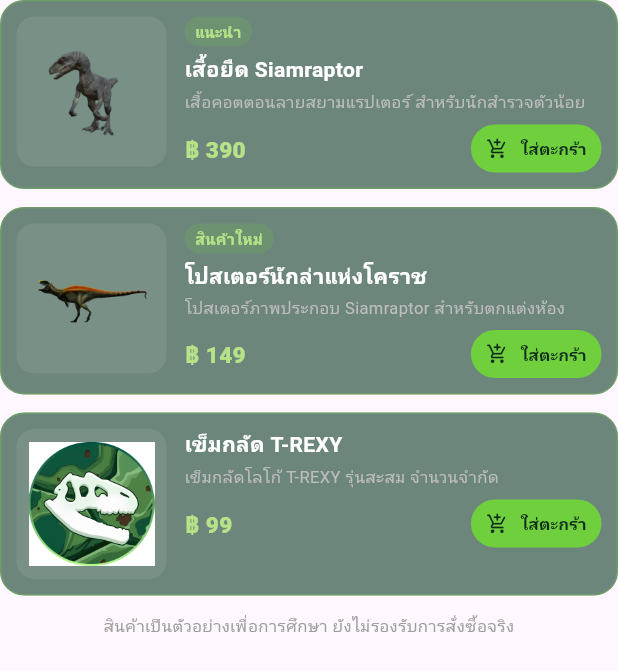
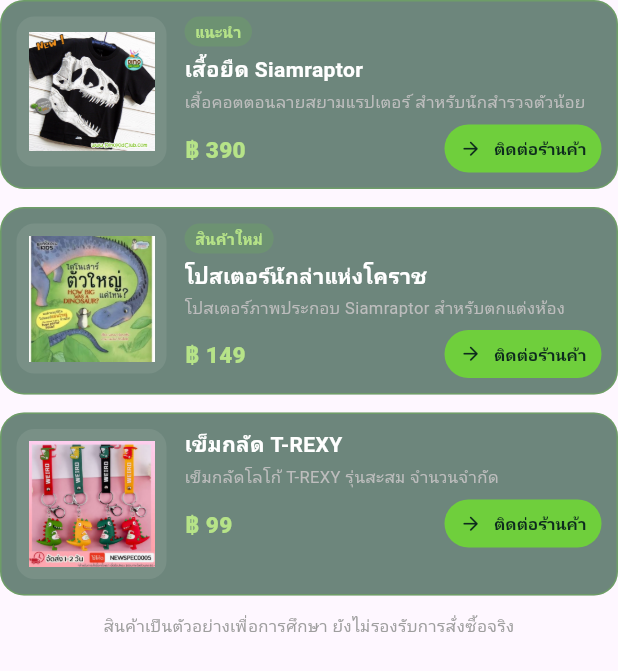
Before and after one commit to Ryu338-kidsada/t_rexy_app, a Flutter app: the _SouvenirCatalog widget shown alone on an empty page, opened directly, on a phone screen of 412 x 824 dp. Shown: the top 671 px of the screen. Run offline on Flutter 3.47's test engine with Material 3 defaults, Android fonts, the phone set to English and light mode, and no system bars; our stand-ins replace firebase_auth, firebase_core; missing offline and left inert: model_viewer_plus; accounts and stored records are empty.

Commit message:
add images home_screen

```diff
--- a/lib/screens/home_screen.dart
+++ b/lib/screens/home_screen.dart
@@ -4,6 +4,7 @@
 import 'package:flutter/services.dart';
 import 'package:model_viewer_plus/model_viewer_plus.dart';
 import 'package:provider/provider.dart';
+import 'package:url_launcher/url_launcher.dart';
 
 import '../providers/auth_provider.dart';
 import '../utils/app_colors.dart';
@@ -13,6 +14,7 @@
 const _accentGreenSoft = Color(0xFFB6E388);
 const _surfaceDark = Color(0xCC0D2B1D);
 const _surfaceCard = Color(0x990D3B24);
+final _demoStoreUrl = Uri.parse('https://example.com/trexy-shop');
 
 class HomeScreen extends StatefulWidget {
   const HomeScreen({super.key});
@@ -134,7 +136,7 @@
                           child: _StatCard(
                             icon: Icons.straighten_rounded,
                             label: 'ความยาว',
-                            value: '10 เมตร',
+                            value: '7.9 เมตร',
                           ),
                         ),
                         SizedBox(width: 10),
@@ -631,15 +633,15 @@
         child: Stack(
           fit: StackFit.expand,
           children: [
-            Image.asset('assets/images/bg_jungle.jpg', fit: BoxFit.cover),
+            Image.asset('assets/images/demo/dinobanner.jpg', fit: BoxFit.cover),
             DecoratedBox(
               decoration: BoxDecoration(
                 gradient: LinearGradient(
                   begin: Alignment.centerLeft,
                   end: Alignment.centerRight,
                   colors: [
-                    AppColors.deepForest.withValues(alpha: 0.94),
-                    AppColors.deepForest.withValues(alpha: 0.54),
+                    AppColors.deepForest.withValues(alpha: 0.50),
+                    AppColors.deepForest.withValues(alpha: 0.10),
                   ],
                 ),
               ),
@@ -686,21 +688,21 @@
       name: 'เสื้อยืด Siamraptor',
       description: 'เสื้อคอตตอนลายสยามแรปเตอร์ สำหรับนักสำรวจตัวน้อย',
       price: '฿ 390',
-      assetPath: 'assets/images/raptor.png',
+      assetPath: 'assets/images/demo/demo.jpg',
       badge: 'แนะนำ',
     ),
     _SouvenirProduct(
       name: 'โปสเตอร์นักล่าแห่งโคราช',
       description: 'โปสเตอร์ภาพประกอบ Siamraptor สำหรับตกแต่งห้อง',
       price: '฿ 149',
-      assetPath: 'assets/images/Siamraptor.png',
+      assetPath: 'assets/images/demo/poster.jpg',
       badge: 'สินค้าใหม่',
     ),
     _SouvenirProduct(
       name: 'เข็มกลัด T-REXY',
       description: 'เข็มกลัดโลโก้ T-REXY รุ่นสะสม จำนวนจำกัด',
       price: '฿ 99',
-      assetPath: 'assets/images/logo_trexy.png',
+      assetPath: 'assets/images/demo/images.jpg',
     ),
   ];
 
@@ -744,6 +746,19 @@
   final _SouvenirProduct product;
 
   const _SouvenirProductCard({required this.product});
+
+  Future<void> _contactStore(BuildContext context) async {
+    final opened = await launchUrl(
+      _demoStoreUrl,
+      mode: LaunchMode.externalApplication,
+    );
+
+    if (!opened && context.mounted) {
+      ScaffoldMessenger.of(context).showSnackBar(
+        const SnackBar(content: Text('ไม่สามารถเปิดหน้าร้านค้าได้')),
+      );
+    }
+  }
 
   @override
   Widget build(BuildContext context) {
@@ -823,11 +838,7 @@
                     SizedBox(
                       height: 32,
                       child: FilledButton.icon(
-                        onPressed: () {
-                          ScaffoldMessenger.of(context).showSnackBar(
-                            SnackBar(content: Text('เพิ่ม ${product.name} ลงตะกร้าแล้ว')),
-                          );
-                        },
+                        onPressed: () => _contactStore(context),
                         style: FilledButton.styleFrom(
                           backgroundColor: _accentGreen,
                           foregroundColor: AppColors.deepForest,
@@ -837,8 +848,8 @@
                             fontWeight: FontWeight.w700,
                           ),
                         ),
-                        icon: const Icon(Icons.add_shopping_cart_rounded, size: 15),
-                        label: const Text('ใส่ตะกร้า'),
+                        icon: const Icon(Icons.arrow_forward_rounded, size: 15),
+                        label: const Text('ติดต่อร้านค้า'),
                       ),
                     ),
                   ],
--- a/pubspec.yaml
+++ b/pubspec.yaml
@@ -19,6 +19,7 @@
   # State management
   provider: ^6.1.2
   model_viewer_plus: ^1.10.0
+  url_launcher: ^6.3.2
 
 dev_dependencies:
   flutter_test:
@@ -31,6 +32,7 @@
   assets:
     - assets/images/
     - assets/models/
+    - assets/images/demo/
 
   # เปิดใช้เมื่อได้รูปจาก Figma แล้ว
   # assets:
```
Also changed, not shown: assets/images/demo/demo.jpg (added), assets/images/demo/dinobanner.jpg (added), assets/images/demo/images.jpg (added), assets/images/demo/poster.jpg (added), pubspec.lock.
